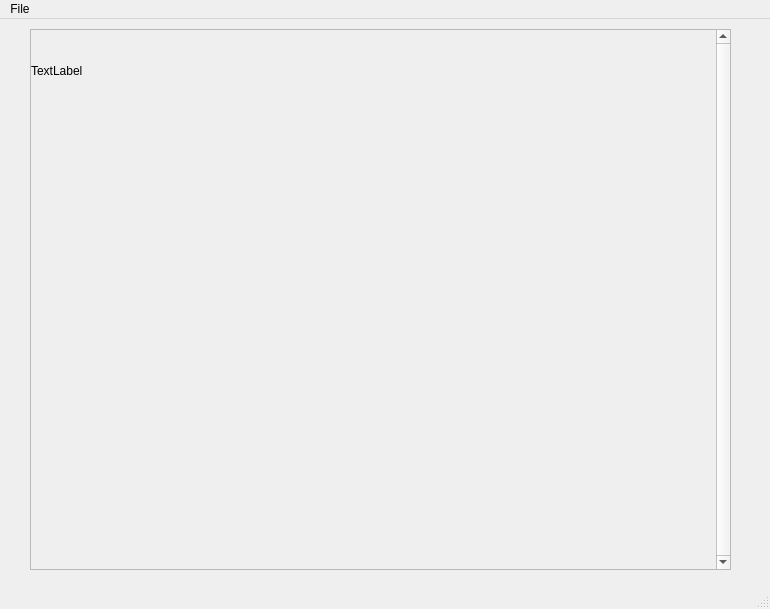
Before: the Qt Designer form src/gui.ui in supersaiyajinggod/GuitarChordsPlayer, drawn with Qt 5.
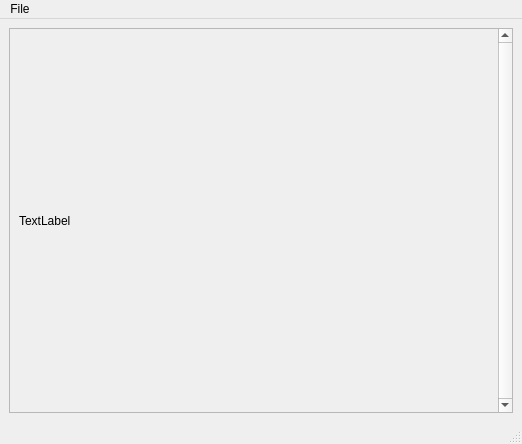
After: the same form once the commit is applied.

```diff
--- a/src/gui.ui
+++ b/src/gui.ui
@@ -6,8 +6,8 @@
    <rect>
     <x>0</x>
     <y>0</y>
-    <width>770</width>
-    <height>609</height>
+    <width>522</width>
+    <height>444</height>
    </rect>
   </property>
   <property name="windowTitle">
@@ -20,15 +20,9 @@
      <height>400</height>
     </size>
    </property>
+   <layout class="QGridLayout" name="gridLayout">
+    <item row="0" column="0">
    <widget class="QScrollArea" name="scrollArea">
-    <property name="geometry">
-     <rect>
-      <x>30</x>
-      <y>10</y>
-      <width>701</width>
-      <height>541</height>
-     </rect>
-    </property>
     <property name="verticalScrollBarPolicy">
      <enum>Qt::ScrollBarAlwaysOn</enum>
     </property>
@@ -46,32 +40,30 @@
       <rect>
        <x>0</x>
        <y>0</y>
-       <width>685</width>
-       <height>539</height>
-      </rect>
-     </property>
+         <width>488</width>
+         <height>380</height>
+        </rect>
+       </property>
+       <layout class="QGridLayout" name="gridLayout_2">
+        <item row="0" column="0">
      <widget class="QLabel" name="label">
-      <property name="geometry">
-       <rect>
-        <x>0</x>
-        <y>0</y>
-        <width>91</width>
-        <height>81</height>
-       </rect>
-      </property>
       <property name="text">
        <string>TextLabel</string>
       </property>
      </widget>
-    </widget>
-   </widget>
+        </item>
+       </layout>
+      </widget>
+     </widget>
+    </item>
+   </layout>
   </widget>
   <widget class="QMenuBar" name="menubar">
    <property name="geometry">
     <rect>
      <x>0</x>
      <y>0</y>
-     <width>770</width>
+     <width>522</width>
      <height>22</height>
     </rect>
    </property>
```
Lines whose indentation alone changed are shown as unchanged.
